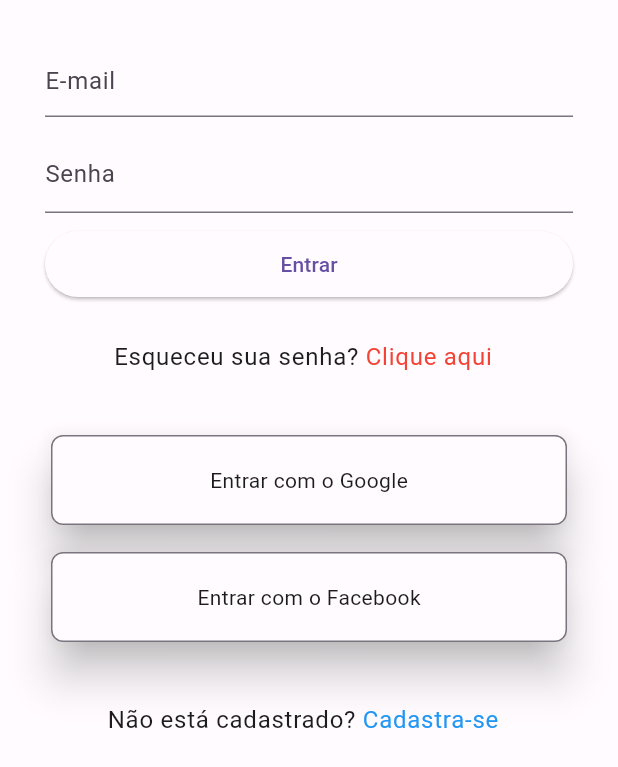
After one commit to WordSystemLTDA/glauber, a Flutter app: the PaginaLogin screen opened by its route, on a phone screen of 412 x 824 dp. The commit adds this screen. Shown: the top 767 px of the screen. Run offline on Flutter 3.47's test engine with Material 2 defaults, Android fonts, the phone set to English and light mode, and no system bars; our stand-ins replace carousel_slider, dio; network calls fail.

Commit message:
mudanças

```diff
--- /dev/null
+++ b/lib/src/compartilhado/conexao_banco/conexao_banco.dart
@@ -0,0 +1,12 @@
+class ConexaoBanco {
+  // String servidor = 'http://192.168.2.129/api_glauber';
+  String servidor = 'http://192.168.2.115/sistema/api_glauber';
+
+  urlCadastrar() {
+    return '$servidor/autenticacao/cadastro/cadastrar.php';
+  }
+
+  urlLogin() {
+    return '$servidor/autenticacao/login/login.php';
+  }
+}
--- /dev/null
+++ b/lib/src/modulos/autenticacao/ui/paginas/pagina_login.dart
@@ -0,0 +1,162 @@
+import 'package:dio/dio.dart';
+import 'package:flutter/material.dart';
+import 'package:glauber/src/compartilhado/conexao_banco/conexao_banco.dart';
+
+class PaginaLogin extends StatefulWidget {
+  const PaginaLogin({super.key});
+
+  @override
+  State<PaginaLogin> createState() => _PaginaLoginState();
+}
+
+class _PaginaLoginState extends State<PaginaLogin> {
+  final _emailController = TextEditingController();
+  final _senhaController = TextEditingController();
+  bool ocultarSenha = true;
+
+  @override
+  Widget build(BuildContext context) {
+    return Scaffold(
+      body: SafeArea(
+        child: ListView(
+          padding: const EdgeInsets.all(30),
+          children: [
+            TextField(
+              controller: _emailController,
+              decoration: const InputDecoration(hintText: 'E-mail'),
+            ),
+            TextField(
+              obscureText: ocultarSenha,
+              controller: _senhaController,
+              decoration: InputDecoration(
+                hintText: 'Senha',
+                suffix: IconButton(
+                  onPressed: () {
+                    setState(() {
+                      ocultarSenha = !ocultarSenha;
+                    });
+                  },
+                  icon: ocultarSenha ? const Icon(Icons.remove_red_eye) : const Icon(Icons.remove_red_eye_outlined),
+                ),
+              ),
+            ),
+            const SizedBox(
+              height: 10,
+            ),
+            SizedBox(
+              width: double.infinity,
+              child: ElevatedButton(
+                onPressed: () {
+                  String email = _emailController.text;
+                  String senha = _senhaController.text;
+                  final dio = Dio();
+                  final resposta = dio.post(ConexaoBanco().urlLogin(), data: {
+                    'email': email,
+                    'senha': senha,
+                  });
+                  resposta.then((value) {
+                    print(value);
+                    if (value.data == 'usuario_permitido') {
+                      Navigator.pushReplacementNamed(context, '/home');
+                    } else if (value.data == 'usuario_negado') {
+                      ScaffoldMessenger.of(context).showSnackBar(const SnackBar(
+                        showCloseIcon: true,
+                        backgroundColor: Colors.red,
+                        content: Text('Email ou senha incorreto!'),
+                      ));
+                    } else {
+                      ScaffoldMessenger.of(context).showSnackBar(const SnackBar(
+                        showCloseIcon: true,
+                        backgroundColor: Colors.red,
+                        content: Text('Ocorreu um erro!'),
+                      ));
+                    }
+                  });
+                },
+                child: const Padding(
+                  padding: EdgeInsets.all(12),
+                  child: Text('Entrar'),
+                ),
+              ),
+            ),
+            const SizedBox(height: 10),
+            ListTile(
+              onTap: () {
+                showDialog(
+                  context: context,
+                  builder: (context) {
+                    return Dialog(
+                        child: SizedBox(
+                      width: 300,
+                      height: 230,
+                      child: Padding(
+                        padding: const EdgeInsets.all(10),
+                        child: Column(
+                          mainAxisAlignment: MainAxisAlignment.center,
+                          crossAxisAlignment: CrossAxisAlignment.start,
+                          children: [
+                            const Text('E-mail'),
+                            const SizedBox(height: 10),
+                            const TextField(
+                              decoration: InputDecoration(border: OutlineInputBorder(), hintText: 'E-mail'),
+                            ),
+                            const SizedBox(height: 10),
+                            ElevatedButton(onPressed: () {}, child: const Text('Recuperar'))
+                          ],
+                        ),
+                      ),
+                    ));
+                  },
+                );
+              },
+              title: const Row(
+                mainAxisAlignment: MainAxisAlignment.center,
+                children: [Text('Esqueceu sua senha? '), Text('Clique aqui', style: TextStyle(color: Colors.red))],
+              ),
+            ),
+            const SizedBox(height: 20),
+            Card(
+              elevation: 12,
+              shape: RoundedRectangleBorder(
+                side: BorderSide(
+                  color: Theme.of(context).colorScheme.outline,
+                ),
+                borderRadius: const BorderRadius.all(Radius.circular(8)),
+              ),
+              child: const SizedBox(
+                width: 200,
+                height: 60,
+                child: Center(child: Text('Entrar com o Google')),
+              ),
+            ),
+            const SizedBox(height: 10),
+            Card(
+              elevation: 12,
+              shape: RoundedRectangleBorder(
+                side: BorderSide(
+                  color: Theme.of(context).colorScheme.outline,
+                ),
+                borderRadius: const BorderRadius.all(Radius.circular(8)),
+              ),
+              child: const SizedBox(
+                width: 200,
+                height: 60,
+                child: Center(child: Text('Entrar com o Facebook')),
+              ),
+            ),
+            const SizedBox(height: 20),
+            ListTile(
+              onTap: () {
+                Navigator.pushNamed(context, '/cadastrar');
+              },
+              title: const Row(
+                mainAxisAlignment: MainAxisAlignment.center,
+                children: [Text('Não está cadastrado? '), Text('Cadastra-se', style: TextStyle(color: Colors.blue))],
+              ),
+            ),
+          ],
+        ),
+      ),
+    );
+  }
+}
```
Also changed, not shown: lib/main.dart (+9 -10 lines), lib/src/compartilhado/conexao_banco.dart/conexao_banco.dart (deleted, +0 -12 lines), lib/src/modulos/autenticacao/ui/paginas/pagina_cadastro.dart (renamed from lib/src/modulos/cadastrar/cadastrar.dart, +6 -6 lines), lib/src/modulos/home/home.dart (+3 -5 lines), lib/src/modulos/home/widgets/inicio.dart (+13 -14 lines), lib/src/modulos/login/login.dart (deleted, +0 -161 lines), lib/src/modulos/pagamentos_inscricao/pagamentos_inscricao.dart (+2 -5 lines), lib/src/modulos/selecionar_ingresso/selecionar_ingresso.dart (+54 -20 lines).
